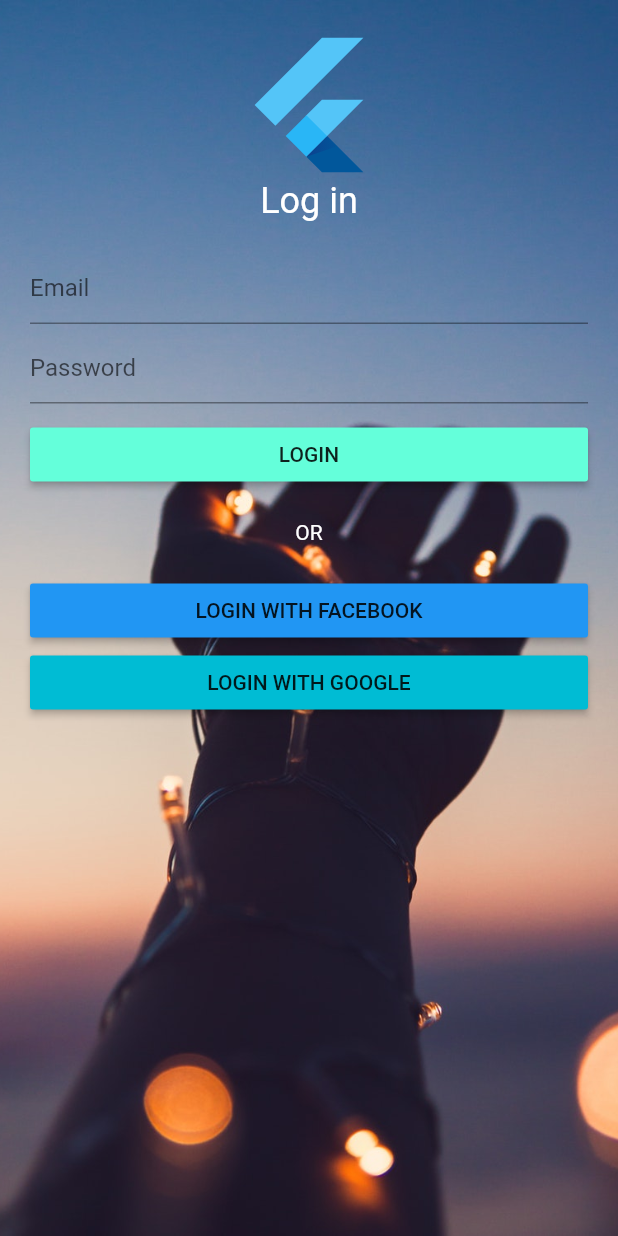
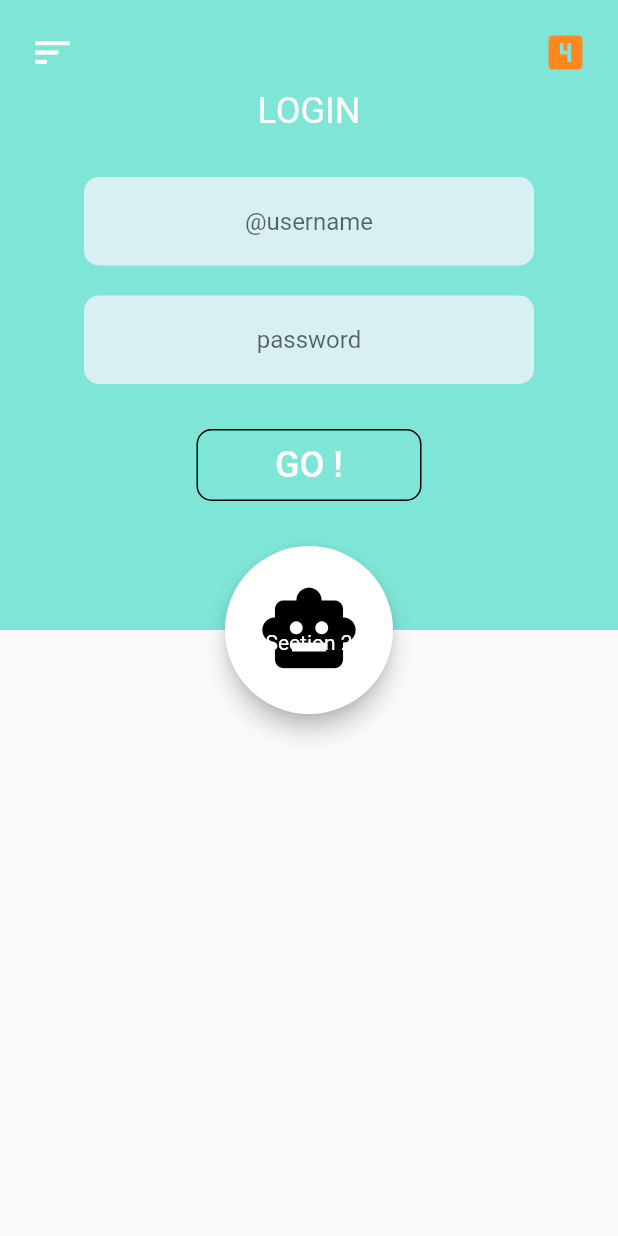
Before and after one commit to h1tendra/fluttter_login_ui, a Flutter app: the screen it shows after launch, on a phone screen of 412 x 824 dp. Run offline on Flutter 3.47's test engine with Material 2 defaults, Android fonts, the phone set to English and light mode, and no system bars.

Commit message:
add second login screen

```diff
--- /dev/null
+++ b/lib/login/login.dart
@@ -0,0 +1,121 @@
+import 'package:flutter/material.dart';
+
+class LoginPage extends StatelessWidget {
+  Widget build(BuildContext context) {
+    return Scaffold(
+      body: Container(
+        padding: EdgeInsets.all(20.0),
+        child: ListView(
+          children: <Widget>[
+            Row(
+              children: <Widget>[
+                Expanded(
+                  child: Column(
+                    children: <Widget>[
+                      FlutterLogo(
+                        size: 100.0,
+                        colors: Colors.deepPurple,
+                      ),
+                      Text(
+                        'Meet',
+                        style: TextStyle(
+                          fontSize: 24.0,
+                          fontWeight: FontWeight.normal,
+                        ),
+                      ),
+                    ],
+                  ),
+                )
+              ],
+            ),
+            Row(
+              children: <Widget>[
+                Expanded(
+                  child: Column(
+                    children: <Widget>[
+                      Container(
+                        padding: EdgeInsets.only(
+                          top: 20.0,
+                          bottom: 5.0,
+                        ),
+                        child: TextField(
+                          decoration: InputDecoration(
+                            hintText: 'Email',
+                          ),
+                        ),
+                      ),
+                      TextField(
+                        decoration: InputDecoration(
+                          hintText: 'Password',
+                        ),
+                        obscureText: true,
+                      ),
+                      Container(
+                        padding: EdgeInsets.only(
+                          top: 10.0,
+                        ),
+                        child: Row(
+                          children: <Widget>[
+                            Expanded(
+                              child: RaisedButton(
+                                onPressed: () {},
+                                child: Text(
+                                  'LOG IN',
+                                ),
+                                color: Colors.cyan,
+                                textColor: Colors.white,
+                                shape: RoundedRectangleBorder(
+                                    borderRadius: BorderRadius.circular(10)),
+                              ),
+                            ),
+                          ],
+                        ),
+                      ),
+                    ],
+                  ),
+                )
+              ],
+            ),
+            Container(
+              padding: EdgeInsets.only(
+                top: 20.0,
+                bottom: 20.0,
+              ),
+              child: Center(
+                child: Text('OR'),
+              ),
+            ),
+            Row(
+              children: <Widget>[
+                Expanded(
+                  child: RaisedButton(
+                    onPressed: () {},
+                    child: Text('LOGIN WITH FACEBOOK'),
+                    color: Colors.blue,
+                  ),
+                ),
+              ],
+            ),
+            Row(
+              children: <Widget>[
+                Expanded(
+                  child: RaisedButton(
+                    onPressed: () {},
+                    child: Text('LOGIN WITH GOOGLE'),
+                    color: Colors.cyan,
+                  ),
+                ),
+              ],
+            )
+          ],
+        ),
+        decoration: BoxDecoration(
+          image: DecorationImage(
+            image: AssetImage('images/bg.jpg'),
+            fit: BoxFit.cover,
+          ),
+        ),
+      ),
+    );
+  }
+}
--- /dev/null
+++ b/lib/login/loginv2.dart
@@ -0,0 +1,165 @@
+import 'package:flutter/material.dart';
+
+class LoginPage extends StatelessWidget {
+  @override
+  Widget build(BuildContext context) {
+    return Scaffold(
+      body: ListView(
+        children: <Widget>[
+          Container(
+            decoration: BoxDecoration(
+//                image: DecorationImage(
+//                  image: AssetImage('images/bg.jpg'),
+//                  fit: BoxFit.cover,
+//                ),
+              color: Color(0xFF7FE5D7),
+            ),
+            child: Column(
+              children: <Widget>[
+                Container(
+                  margin: EdgeInsets.only(top: 20.0),
+                  child: topIconBar(),
+                ),
+                Container(
+                  margin: EdgeInsets.only(bottom: 20.0),
+                  child: LoginForm(),
+                ),
+                Transform.scale(
+                  alignment: Alignment.topCenter,
+                  scale: 2,
+                  child: FloatingActionButton(
+                    onPressed: () {},
+                    backgroundColor: Colors.white,
+                    foregroundColor: Colors.black,
+                    child: Icon(
+                      IconData(
+                        0xe5c5,
+                        fontFamily: 'MaterialIcons',
+                      ),
+                      size: 34,
+                    ),
+                  ),
+                )
+              ],
+            ),
+          ),
+          Container(
+            child: Center(
+              child: Text('Section 2'),
+            ),
+          ),
+        ],
+      ),
+    );
+  }
+
+  // Top icon bar
+  Widget topIconBar() {
+    return Container(
+      padding: EdgeInsets.only(
+        left: 20,
+        right: 20,
+      ),
+      child: Row(
+        children: <Widget>[
+          Expanded(
+            child: Row(
+              mainAxisAlignment: MainAxisAlignment.start,
+              children: <Widget>[
+                Icon(
+                  IconData(0xe5d2, fontFamily: 'MaterialIcons'),
+                  color: Colors.white,
+                  size: 30,
+                ),
+              ],
+            ),
+          ),
+          Expanded(
+            child: Row(
+              mainAxisAlignment: MainAxisAlignment.end,
+              children: <Widget>[
+                Icon(
+                  IconData(0xe3b6, fontFamily: 'MaterialIcons'),
+                  color: Color(0xFFFE881F),
+                  size: 30,
+                ),
+              ],
+            ),
+          ),
+        ],
+      ),
+    );
+  }
+}
+
+class LoginForm extends StatefulWidget {
+  @override
+  State<StatefulWidget> createState() {
+    return _LoginFormState();
+  }
+}
+
+class _LoginFormState extends State<LoginForm> {
+  @override
+  Widget build(BuildContext context) {
+    return Container(
+      padding: EdgeInsets.all(10),
+      child: Column(
+        children: <Widget>[
+          Text(
+            'LOGIN',
+            style: TextStyle(
+              fontSize: 24,
+            ),
+          ),
+          Container(
+            margin: EdgeInsets.only(top: 30.0),
+            width: 300,
+            child: getTextField('@username', 'username'),
+          ),
+          Container(
+            margin: EdgeInsets.only(top: 20.0),
+            width: 300,
+            child: getTextField('password', 'password', true),
+          ),
+          Container(
+            margin: EdgeInsets.only(top: 30.0),
+            width: 150,
+            child: OutlineButton(
+              onPressed: () {},
+              child: Text(
+                'GO !',
+                style: TextStyle(fontSize: 24),
+              ),
+              textColor: Color(0xFFFFFFFF),
+              padding: EdgeInsets.only(
+                top: 10,
+                bottom: 10,
+              ),
+              shape: OutlineInputBorder(
+                borderRadius: BorderRadius.circular(10),
+              ),
+            ),
+          ),
+        ],
+      ),
+    );
+  }
+
+  Widget getTextField(String hintText, String key, [bool isPassword = false]) {
+    return new TextField(
+      key: Key(key),
+      textAlign: TextAlign.center,
+      obscureText: isPassword,
+      decoration: InputDecoration(
+        hintText: hintText,
+        border: OutlineInputBorder(
+          borderRadius: BorderRadius.circular(10),
+          borderSide: BorderSide.none,
+        ),
+        fillColor: Color(0xFFD8F0F2),
+        filled: true,
+      ),
+    );
+  }
+}
--- a/lib/main.dart
+++ b/lib/main.dart
@@ -1,4 +1,5 @@
 import 'package:flutter/material.dart';
+import 'login/loginv2.dart';
 
 void main() => runApp(MyApp());
 
@@ -15,123 +16,7 @@ class MyApp extends StatelessWidget {
               displayColor: Colors.white,
             ),
       ),
-        home: Scaffold(
-          body: Container(
-            padding: EdgeInsets.all(20.0),
-            child: LoginPage(),
-            decoration: BoxDecoration(
-              image: DecorationImage(
-                image: AssetImage('images/bg.jpg'),
-                fit: BoxFit.cover,
-              ),
-            ),
-          ),
-        ));
-  }
-}
-
-class LoginPage extends StatelessWidget {
-  Widget build(BuildContext context) {
-    return ListView(
-      children: <Widget>[
-        Row(
-          children: <Widget>[
-            Expanded(
-              child: Column(
-                children: <Widget>[
-                  FlutterLogo(
-                    size: 100.0,
-                    colors: Colors.deepPurple,
-                  ),
-                  Text(
-                    'Log in',
-                    style: TextStyle(
-                      fontSize: 24.0,
-                      fontWeight: FontWeight.normal,
-                    ),
-                  ),
-                ],
-              ),
-            )
-          ],
-        ),
-        Row(
-          children: <Widget>[
-            Expanded(
-              child: Column(
-                children: <Widget>[
-                  Container(
-                    padding: EdgeInsets.only(
-                      top: 20.0,
-                      bottom: 5.0,
-                    ),
-                    child: TextField(
-                      decoration: InputDecoration(
-                        hintText: 'Email',
-                      ),
-                    ),
-                  ),
-                  TextField(
-                    decoration: InputDecoration(
-                      hintText: 'Password',
-                    ),
-                    obscureText: true,
-                  ),
-                  Container(
-                    padding: EdgeInsets.only(
-                      top: 10.0,
-                    ),
-                    child: Row(
-                      children: <Widget>[
-                        Expanded(
-                          child: RaisedButton(
-                            onPressed: () {},
-                            child: Text(
-                              'LOGIN',
-                            ),
-                            color: Colors.tealAccent,
-                          ),
-                        ),
-                      ],
-                    ),
-                  ),
-                ],
-              ),
-            )
-          ],
-        ),
-        Container(
-          padding: EdgeInsets.only(
-            top: 20.0,
-            bottom: 20.0,
-          ),
-          child: Center(
-            child: Text('OR'),
-          ),
-        ),
-        Row(
-          children: <Widget>[
-            Expanded(
-              child: RaisedButton(
-                onPressed: () {},
-                child: Text('LOGIN WITH FACEBOOK'),
-                color: Colors.blue,
-              ),
-            ),
-          ],
-        ),
-        Row(
-          children: <Widget>[
-            Expanded(
-              child: RaisedButton(
-                onPressed: () {},
-                child: Text('LOGIN WITH GOOGLE'),
-                color: Colors.cyan,
-              ),
-            ),
-          ],
-        )
-      ],
+      home: LoginPage(),
     );
   }
 }
--- a/pubspec.yaml
+++ b/pubspec.yaml
@@ -39,6 +39,7 @@ flutter:
   # To add assets to your application, add an assets section, like this:
   assets:
    - images/bg.jpg
+   - images/bg2.jpg
 
   # An image asset can refer to one or more resolution-specific "variants", see
   # https://flutter.io/assets-and-images/#resolution-aware.
```
Also changed, not shown: images/bg2.jpg (added). Lines whose indentation alone changed are shown as unchanged.
